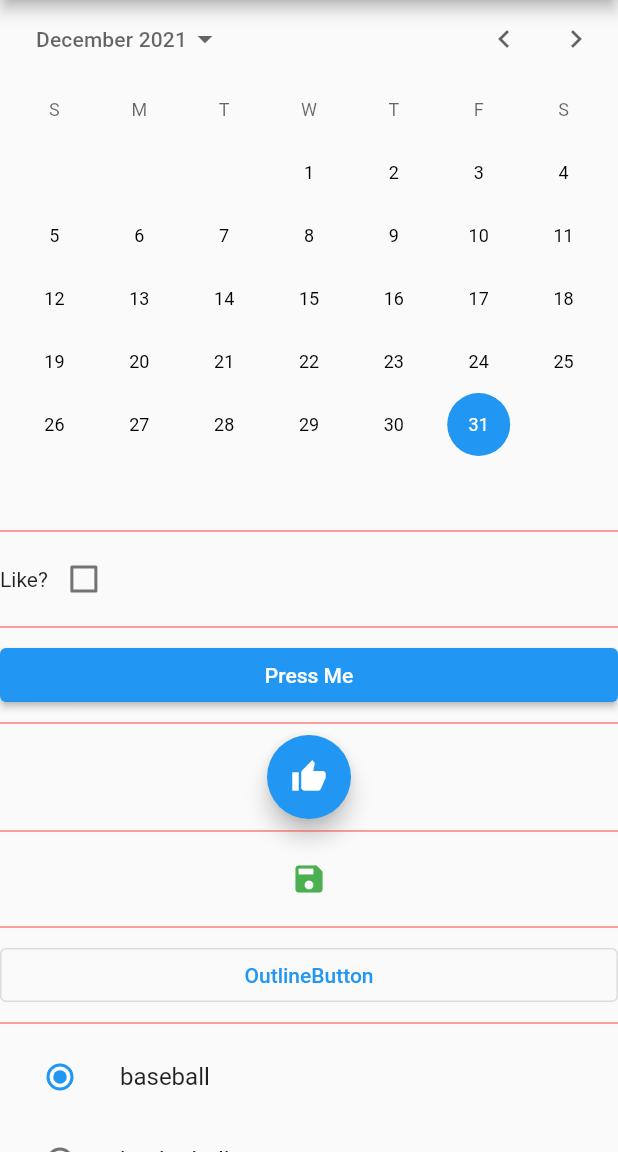
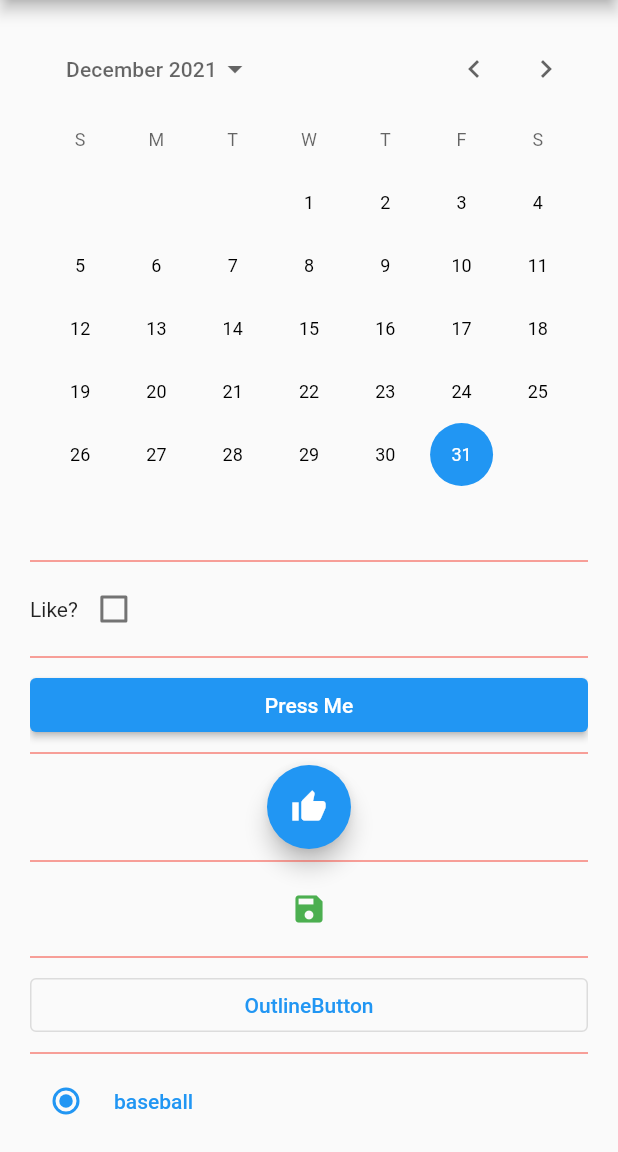
Before and after one commit to mvolkmann/flutter_input, a Flutter app: the screen it shows after launch, on a phone screen of 412 x 824 dp, the part 84-1236 px from its top. Run offline on Flutter 3.47's test engine with Material 2 defaults, Android fonts, the phone set to English and light mode, and no system bars.

```diff
--- a/lib/main.dart
+++ b/lib/main.dart
@@ -1,5 +1,7 @@
 import 'package:flutter/foundation.dart';
 import 'package:flutter/material.dart';
+import 'radio_buttons.dart';
+import 'widget_extensions.dart';
 
 void main() {
   runApp(const MyApp());
@@ -63,14 +65,22 @@ class _MyHomePageState extends State<MyHomePage> {
         Text('Like?'),
         Checkbox(
           value: like,
-          onChanged: (value) {
           //TODO: Why is the type of value "bool?"?
-            setState(() {
-              like = value!;
-            });
-          },
+          onChanged: (value) => setState(() => like = value!),
         ),
       ]);
+  /*
+  // Here is another way to implement _buildCheckboxRow
+  // that uses CheckboxListTile.  I don't prefer that
+  // because it takes all available width and
+  // puts the title on the left and the checkbox on the right.
+  CheckboxListTile _buildCheckboxRow() => CheckboxListTile(
+        contentPadding: EdgeInsets.zero,
+        title: Text('Like?'),
+        value: like,
+        onChanged: (value) => setState(() => like = value!),
+      );
+  */
 
   Divider _buildDivider() => Divider(color: Colors.red);
 
@@ -84,6 +94,9 @@ class _MyHomePageState extends State<MyHomePage> {
       child: Icon(Icons.thumb_up),
       onPressed: () => print('got FloatingActionButon press'),
     );
+
+    // This creates a button that is an oval instead of a circle
+    // and contains an Icon AND a label.
     /*
     return FloatingActionButton.extended(
       label: Text("I'm Floating"),
@@ -103,29 +116,54 @@ class _MyHomePageState extends State<MyHomePage> {
         onPressed: () => print('got OutlineButton press'),
       );
 
+  /*
+  // This is one way to create a set of radio buttons.
+  // I don't prefer this approach because tapping the text
+  // to the right of the radio buttons does not select them.
   Column _buildRadioButtons() {
-    var names = Sport.values.map((sport) => sport.toString());
-    print(names);
-    /*
     return Column(
-      children:
-          Sport.values.map<Widget>((sport) => Text(sport.toString())).toList(),
-    );
-    */
-    return Column(
-        children: Sport.values.map<Widget>((sport) {
+        children: Sport.values.map<Widget>(
+      (sport) {
         var radio = Radio<Sport>(
           value: sport,
           groupValue: favoriteSport,
+          visualDensity: VisualDensity.compact,
           onChanged: (value) {
             setState(() {
               favoriteSport = sport;
             });
           },
         );
+        return ListTile(
+          contentPadding: EdgeInsets.all(0),
+          // This reduces the space between rows
+          // and makes leading and title smaller.
+          dense: true,
+          horizontalTitleGap: 0, // reduces space between leading and title
+          leading: radio,
+          //minLeadingWidth: 0, // no effect
+          //minVerticalPadding: 0, // no effect
+          // Tapping the title does not select the corresponding Radio.
+          title: Text(describeEnum(sport)),
+        );
+      },
+    ).toList());
+  }
+  */
 
-      return ListTile(leading: radio, title: Text(describeEnum(sport)));
-    }).toList());
+  // This custom approach to creating radio buttons makes it so
+  // tapping the text to the right of the radio buttons
+  // selects the corresponding radio button.
+  // It also simplifies creating radio buttons
+  // from the values on an Enum.
+  Widget _buildRadioButtons() {
+    return RadioButtons(
+      groupValue: favoriteSport,
+      values: Sport.values,
+      onChanged: (value) {
+        setState(() => favoriteSport = value as Sport);
+      },
+    );
   }
 
   @override
@@ -151,9 +189,10 @@ class _MyHomePageState extends State<MyHomePage> {
               _buildOutlinedButton(),
               _buildDivider(),
               _buildRadioButtons(),
+              Text('Your favorite sport is ${describeEnum(favoriteSport)}.'),
             ],
           ),
-        ),
+        ).pad(20),
       ),
     );
   }
--- /dev/null
+++ b/lib/my_radio.dart
@@ -0,0 +1,30 @@
+import 'package:flutter/material.dart';
+
+typedef StringCallback = void Function(String value);
+
+/// This is similar to wrapping the Flutter Radio widget in a ListTile,
+/// but it has the advantage that tapping the label after the radio button
+/// also selects the radio button.
+/// The RadioButtons widget uses this.
+class MyRadio<T> extends StatelessWidget {
+  final T? groupValue;
+  final String label;
+  final ValueChanged<T?>? onChanged;
+  final T value;
+
+  const MyRadio({
+    Key? key,
+    required this.groupValue,
+    required this.label,
+    required this.onChanged,
+    required this.value,
+  }) : super(key: key);
+
+  @override
+  Widget build(BuildContext context) {
+    return Row(children: [
+      Radio(value: value, groupValue: groupValue, onChanged: onChanged),
+      TextButton(child: Text(label), onPressed: () => onChanged!(value))
+    ]);
+  }
+}
--- /dev/null
+++ b/lib/radio_buttons.dart
@@ -0,0 +1,31 @@
+import 'package:flutter/foundation.dart';
+import 'package:flutter/material.dart';
+import 'my_radio.dart';
+
+/// This creates a set of radio buttons from a list of values.
+/// The values can come from the values property of an enum.
+class RadioButtons<T> extends StatelessWidget {
+  final T? groupValue;
+  final List<T> values;
+  final ValueChanged<Object?> onChanged;
+
+  const RadioButtons({
+    Key? key,
+    required this.groupValue,
+    required this.values,
+    required this.onChanged,
+  }) : super(key: key);
+
+  @override
+  Widget build(BuildContext context) {
+    return Column(
+      children: values
+          .map<Widget>((value) => MyRadio<T>(
+              groupValue: groupValue,
+              label: describeEnum(value!),
+              onChanged: onChanged,
+              value: value))
+          .toList(),
+    );
+  }
+}
```
Also changed, not shown: lib/widget_extensions.dart (added, +80 -0 lines). Lines whose indentation alone changed are shown as unchanged.
